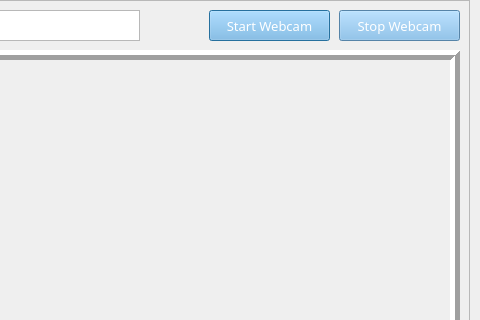
The window that Start_Stop.ui (virajchandra51/Visionary) describes before a commit, drawn with Qt 5; both pictures show x 601 to 1081 and y 0 to 320 of the 1081 by 799 pixel window.
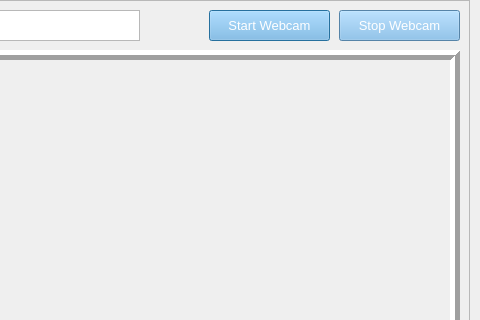
The same window after the commit.

```diff
--- a/Start_Stop.ui
+++ b/Start_Stop.ui
@@ -83,7 +83,7 @@
     </property>
     <property name="font">
      <font>
-      <family>Tw Cen MT Condensed Extra Bold</family>
+      <family>Helvetica</family>
       <pointsize>10</pointsize>
       <weight>50</weight>
       <bold>false</bold>
@@ -135,7 +135,7 @@
     </property>
     <property name="font">
      <font>
-      <family>Tw Cen MT Condensed Extra Bold</family>
+      <family>Helvetica</family>
       <pointsize>10</pointsize>
       <weight>50</weight>
       <bold>false</bold>
```
Left out of the diff: 4 changed lines with no effect on the pictures.
